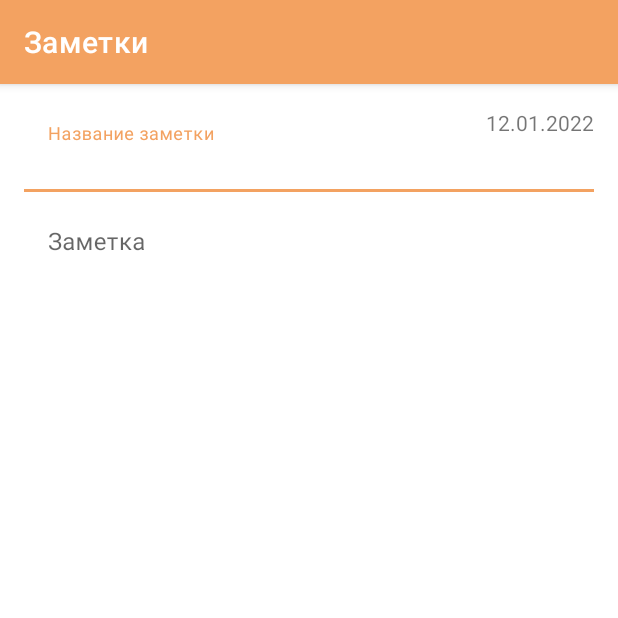
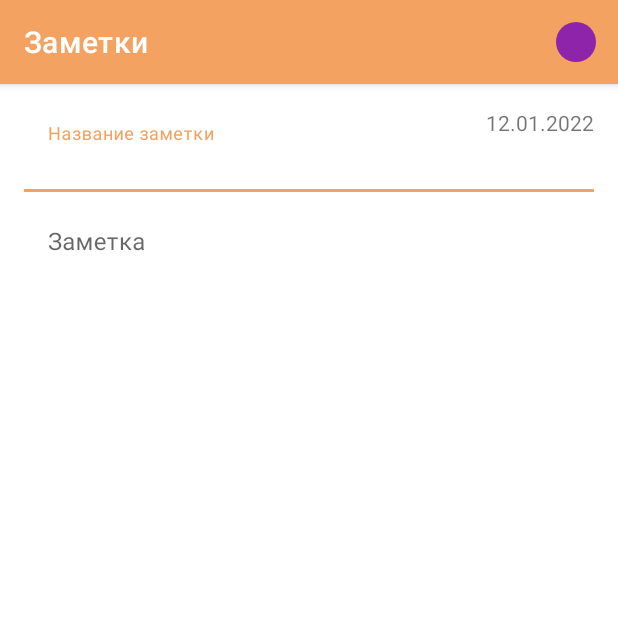
Before and after one commit to dach83/gb03-android-on-java-notes, an Android app: the screen it shows after launch (EditorActivity), after a tap on an icon or button, on a phone screen of 412 x 824 dp, the top half of it. Run offline under Robolectric (Android 15) with nearby library versions, the phone set to English and light mode, and no system bars.

Commit message:
добавил в редактор меню выбора цвета

```diff
--- a/app/src/main/java/com/example/gb03_android_on_java_notes/data/MemoryNoteRepository.java
+++ b/app/src/main/java/com/example/gb03_android_on_java_notes/data/MemoryNoteRepository.java
@@ -25,7 +25,7 @@ public class MemoryNoteRepository implements NoteRepository {
 
     @Override
     public boolean updateNote(Note note) {
-        return true;
+        return true; // ничего не делаем, т.к. все заметки хранятся в памяти и обновляются во время редактириования
     }
 
     @Override
--- a/app/src/main/java/com/example/gb03_android_on_java_notes/ui/EditorActivity.java
+++ b/app/src/main/java/com/example/gb03_android_on_java_notes/ui/EditorActivity.java
@@ -1,13 +1,18 @@
 package com.example.gb03_android_on_java_notes.ui;
 
+import androidx.annotation.NonNull;
 import androidx.appcompat.app.AppCompatActivity;
 
 import android.content.Intent;
 import android.os.Bundle;
+import android.view.Menu;
+import android.view.MenuItem;
 import android.widget.TextView;
+import android.widget.Toast;
 
 import com.example.gb03_android_on_java_notes.App;
 import com.example.gb03_android_on_java_notes.R;
+import com.example.gb03_android_on_java_notes.domain.Color;
 import com.example.gb03_android_on_java_notes.domain.Note;
 import com.example.gb03_android_on_java_notes.domain.NoteRepository;
 import com.google.android.material.textfield.TextInputEditText;
@@ -17,9 +22,9 @@ public class EditorActivity extends AppCompatActivity {
     public static final String NOTE_ID_EXTRA_KEY = "note_id_extra_key";
 
     private Note note;
-    private NoteRepository noteRepository;
+    private NoteRepository repository;
 
-    private TextView dateTextView;
+    private MenuItem selectColorMenuItem;
     private TextInputEditText headerEditText;
     private TextInputEditText contentEditText;
 
@@ -28,15 +33,80 @@ public class EditorActivity extends AppCompatActivity {
         super.onCreate(savedInstanceState);
         setContentView(R.layout.activity_editor);
 
-        noteRepository = App.get(this).getNoteRepository();
+        repository = App.get(this).getNoteRepository();
 
         Intent intent = getIntent();
         if (intent != null && intent.hasExtra(NOTE_ID_EXTRA_KEY)) {
             int noteId = intent.getIntExtra(NOTE_ID_EXTRA_KEY, -1);
-            note = noteRepository.findNote(noteId);
+            note = repository.findNote(noteId);
         }
 
         initView();
+    }
+
+    @Override
+    public boolean onCreateOptionsMenu(Menu menu) {
+        getMenuInflater().inflate(R.menu.editor_menu, menu);
+        fillMenuItemIconTintColor(menu.findItem(R.id.fire_brick_menu_item), Color.FIRE_BRICK);
+        fillMenuItemIconTintColor(menu.findItem(R.id.orange_red_menu_item), Color.ORANGE_RED);
+        fillMenuItemIconTintColor(menu.findItem(R.id.gold_menu_item), Color.GOLD);
+        fillMenuItemIconTintColor(menu.findItem(R.id.sea_green_menu_item), Color.SEA_GREEN);
+        fillMenuItemIconTintColor(menu.findItem(R.id.slate_blue_menu_item), Color.SLATE_BLUE);
+        fillMenuItemIconTintColor(menu.findItem(R.id.steel_blue_menu_item), Color.STEEL_BLUE);
+        fillMenuItemIconTintColor(menu.findItem(R.id.cornflower_blue_menu_item), Color.CORNFLOWER_BLUE);
+        fillMenuItemIconTintColor(menu.findItem(R.id.medium_aquamarine_menu_item), Color.MEDIUM_AQUAMARINE);
+        fillMenuItemIconTintColor(menu.findItem(R.id.dark_magenta_menu_item), Color.DARK_MAGENTA);
+        fillMenuItemIconTintColor(menu.findItem(R.id.indian_red_menu_item), Color.INDIAN_RED);
+        fillMenuItemIconTintColor(menu.findItem(R.id.dim_gray_menu_item), Color.DIM_GRAY);
+        selectColorMenuItem = menu.findItem(R.id.select_color_menu_item);
+        fillMenuItemIconTintColor(selectColorMenuItem, note.getColor());
+        return super.onCreateOptionsMenu(menu);
+    }
+
+    @Override
+    public boolean onOptionsItemSelected(@NonNull MenuItem item) {
+        switch (item.getItemId()) {
+            case R.id.fire_brick_menu_item:
+                updateColor(Color.FIRE_BRICK);
+                break;
+            case R.id.orange_red_menu_item:
+                updateColor(Color.ORANGE_RED);
+                break;
+            case R.id.gold_menu_item:
+                updateColor(Color.GOLD);
+                break;
+            case R.id.sea_green_menu_item:
+                updateColor(Color.SEA_GREEN);
+                break;
+            case R.id.slate_blue_menu_item:
+                updateColor(Color.SLATE_BLUE);
+                break;
+            case R.id.steel_blue_menu_item:
+                updateColor(Color.STEEL_BLUE);
+                break;
+            case R.id.cornflower_blue_menu_item:
+                updateColor(Color.CORNFLOWER_BLUE);
+                break;
+            case R.id.medium_aquamarine_menu_item:
+                updateColor(Color.MEDIUM_AQUAMARINE);
+                break;
+            case R.id.dark_magenta_menu_item:
+                updateColor(Color.DARK_MAGENTA);
+                break;
+            case R.id.indian_red_menu_item:
+                updateColor(Color.INDIAN_RED);
+                break;
+            case R.id.dim_gray_menu_item:
+                updateColor(Color.DIM_GRAY);
+                break;
+        }
+        return super.onOptionsItemSelected(item);
+    }
+
+
+    private void fillMenuItemIconTintColor(MenuItem menuItem, Color color) {
+        int rgb = getResources().getColor(color.getId(), null);
+        menuItem.getIcon().setTint(rgb);
     }
 
     @Override
@@ -46,7 +116,7 @@ public class EditorActivity extends AppCompatActivity {
     }
 
     private void initView() {
-        dateTextView = findViewById(R.id.date_text_view);
+        TextView dateTextView = findViewById(R.id.date_text_view);
         headerEditText = findViewById(R.id.header_edit_text);
         contentEditText = findViewById(R.id.content_edit_text);
 
@@ -57,9 +127,14 @@ public class EditorActivity extends AppCompatActivity {
         }
     }
 
+    private void updateColor(Color color) {
+        fillMenuItemIconTintColor(selectColorMenuItem, color);
+        note.setColor(color);
+    }
+
     private void updateNote() {
         note.setHeader(headerEditText.getText().toString());
         note.setContent(contentEditText.getText().toString());
-        noteRepository.updateNote(note);
+        repository.updateNote(note);
     }
 }
--- a/app/src/main/java/com/example/gb03_android_on_java_notes/ui/NoteViewHolder.java
+++ b/app/src/main/java/com/example/gb03_android_on_java_notes/ui/NoteViewHolder.java
@@ -29,7 +29,7 @@ public class NoteViewHolder extends RecyclerView.ViewHolder {
     }
 
     public void bind(Note note, int position) {
-        fillCircleBackgroundColor(note.getColor());
+        fillCircleBackgroundTintColor(note.getColor());
         headerTextView.setText(note.getHeader());
         contentTextView.setText(note.getContent());
         dateTextView.setText(NoteUtils.dateToString(note.getDate()));
@@ -40,7 +40,7 @@ public class NoteViewHolder extends RecyclerView.ViewHolder {
         }
     }
 
-    private void fillCircleBackgroundColor(Color color) {
+    private void fillCircleBackgroundTintColor(Color color) {
         int rgb = itemView.getResources().getColor(color.getId(), null);
         circleView.getBackground().setTint(rgb);
     }
--- a/app/src/main/java/com/example/gb03_android_on_java_notes/ui/RecyclerActivity.java
+++ b/app/src/main/java/com/example/gb03_android_on_java_notes/ui/RecyclerActivity.java
@@ -18,7 +18,7 @@ public class RecyclerActivity extends AppCompatActivity implements NoteViewHolde
 
     private static final int EDITOR_REQUEST_CODE = 42;
 
-    private NoteRepository noteRepository;
+    private NoteRepository repository;
     private NoteAdapter adapter;
 
 
@@ -27,24 +27,24 @@ public class RecyclerActivity extends AppCompatActivity implements NoteViewHolde
         super.onCreate(savedInstanceState);
         setContentView(R.layout.activity_recycler);
 
-        noteRepository = App.get(this).getNoteRepository();
+        repository = App.get(this).getNoteRepository();
         initView();
     }
 
     private void initView() {
-        initRecyclerView();
+        initRecycler();
         findViewById(R.id.add_note_button).setOnClickListener(this::onClickAddNoteButton);
     }
 
-    private void initRecyclerView() {
+    private void initRecycler() {
         RecyclerView noteRecyclerView = findViewById(R.id.note_recycler_view);
         noteRecyclerView.setLayoutManager(new LinearLayoutManager(this));
-        adapter = new NoteAdapter(noteRepository.getNotes(), this);
+        adapter = new NoteAdapter(repository.getNotes(), this);
         noteRecyclerView.setAdapter(adapter);
     }
 
     private void onClickAddNoteButton(View view) {
-        Note note = noteRepository.createNote();
+        Note note = repository.createNote();
         showNoteEditor(note);
     }
 
@@ -55,7 +55,7 @@ public class RecyclerActivity extends AppCompatActivity implements NoteViewHolde
 
     @Override
     public boolean onLongClickItem(Note note, int position) {
-        if (noteRepository.removeNote(note.getId())) {
+        if (repository.removeNote(note.getId())) {
             adapter.notifyItemRemoved(position);
             adapter.notifyItemRangeChanged(position, adapter.getItemCount() - position);
             return true;
--- /dev/null
+++ b/app/src/main/res/drawable/ic_circle.xml
@@ -0,0 +1,10 @@
+<vector xmlns:android="http://schemas.android.com/apk/res/android"
+    android:width="60dp"
+    android:height="60dp"
+    android:tint="?attr/colorControlNormal"
+    android:viewportWidth="24"
+    android:viewportHeight="24">
+    <path
+        android:fillColor="@android:color/white"
+        android:pathData="M12,12m-10,0a10,10 0,1 1,20 0a10,10 0,1 1,-20 0" />
+</vector>
--- a/app/src/main/res/layout/activity_recycler.xml
+++ b/app/src/main/res/layout/activity_recycler.xml
@@ -17,8 +17,9 @@
         android:layout_gravity="bottom|end"
         android:layout_marginEnd="@dimen/add_button_margin"
         android:layout_marginBottom="@dimen/add_button_margin"
-        android:background="@drawable/bg_circle"
+        android:background="@drawable/ic_circle"
+        android:backgroundTint="?attr/colorPrimary"
         android:elevation="@dimen/add_button_elevation"
-        android:src="@drawable/ic_action_add" />
+        android:src="@drawable/ic_add" />
 
 </FrameLayout>
--- a/app/src/main/res/layout/item_note.xml
+++ b/app/src/main/res/layout/item_note.xml
@@ -17,7 +17,7 @@
             android:id="@+id/circle_view"
             android:layout_width="@dimen/circle_diameter"
             android:layout_height="@dimen/circle_diameter"
-            android:background="@drawable/bg_circle"
+            android:background="@drawable/ic_circle"
             android:backgroundTint="@color/gold"
             app:layout_constraintBottom_toBottomOf="parent"
             app:layout_constraintLeft_toLeftOf="parent"
--- /dev/null
+++ b/app/src/main/res/menu/editor_menu.xml
@@ -0,0 +1,57 @@
+<?xml version="1.0" encoding="utf-8"?>
+<menu xmlns:android="http://schemas.android.com/apk/res/android"
+    xmlns:app="http://schemas.android.com/apk/res-auto">
+
+    <item
+        android:id="@+id/select_color_menu_item"
+        android:icon="@drawable/ic_circle"
+        android:title="@string/select_color"
+        app:showAsAction="always">
+        <menu>
+            <item
+                android:id="@+id/fire_brick_menu_item"
+                android:icon="@drawable/ic_circle"
+                android:title="@string/fire_brick" />
+            <item
+                android:id="@+id/orange_red_menu_item"
+                android:icon="@drawable/ic_circle"
+                android:title="@string/orange_red" />
+            <item
+                android:id="@+id/gold_menu_item"
+                android:icon="@drawable/ic_circle"
+                android:title="@string/gold" />
+            <item
+                android:id="@+id/sea_green_menu_item"
+                android:icon="@drawable/ic_circle"
+                android:title="@string/sea_green" />
+            <item
+                android:id="@+id/slate_blue_menu_item"
+                android:icon="@drawable/ic_circle"
+                android:title="@string/slate_blue" />
+            <item
+                android:id="@+id/steel_blue_menu_item"
+                android:icon="@drawable/ic_circle"
+                android:title="@string/steel_blue" />
+            <item
+                android:id="@+id/cornflower_blue_menu_item"
+                android:icon="@drawable/ic_circle"
+                android:title="@string/cornflower_blue" />
+            <item
+                android:id="@+id/medium_aquamarine_menu_item"
+                android:icon="@drawable/ic_circle"
+                android:title="@string/medium_aquamarine" />
+            <item
+                android:id="@+id/dark_magenta_menu_item"
+                android:icon="@drawable/ic_circle"
+                android:title="@string/dark_magenta" />
+            <item
+                android:id="@+id/indian_red_menu_item"
+                android:icon="@drawable/ic_circle"
+                android:title="@string/indian_red" />
+            <item
+                android:id="@+id/dim_gray_menu_item"
+                android:icon="@drawable/ic_circle"
+                android:title="@string/dim_gray" />
+        </menu>
+    </item>
+</menu>
--- a/app/src/main/res/values/strings.xml
+++ b/app/src/main/res/values/strings.xml
@@ -2,4 +2,16 @@
     <string name="app_name">Заметки</string>
     <string name="header_hint">Название заметки</string>
     <string name="content_hint">Заметка</string>
+    <string name="select_color">Выберите цвет</string>
+    <string name="fire_brick">Красный</string>
+    <string name="orange_red">Гранатовый</string>
+    <string name="gold">Золотой</string>
+    <string name="sea_green">Зеленый</string>
+    <string name="slate_blue">Серо-голубой</string>
+    <string name="cornflower_blue">Васильковый</string>
+    <string name="medium_aquamarine">Аквамарин</string>
+    <string name="dark_magenta">Фиолетовый</string>
+    <string name="indian_red">Розовый</string>
+    <string name="dim_gray">Серый</string>
+    <string name="steel_blue">Синий</string>
 </resources>
--- a/app/src/main/res/values/themes.xml
+++ b/app/src/main/res/values/themes.xml
@@ -10,7 +10,7 @@
         <item name="colorSecondaryVariant">@color/teal_700</item>
         <item name="colorOnSecondary">@color/black</item>
         <!-- Status bar color. -->
-        <item name="android:statusBarColor" tools:targetApi="l">?attr/colorPrimaryVariant</item>
+        <item name="android:statusBarColor" tools:targetApi="l">?attr/colorPrimary</item>
         <!-- Customize your theme here. -->
     </style>
 </resources>
```
Also changed, not shown: app/src/main/res/drawable-anydpi/ic_action_add.xml (deleted, +0 -16 lines), app/src/main/res/drawable/ic_add.xml (added, +10 -0 lines), app/src/main/res/drawable-hdpi/ic_action_add.png (deleted), app/src/main/res/drawable-mdpi/ic_action_add.png (deleted), app/src/main/res/drawable-xhdpi/ic_action_add.png (deleted), app/src/main/res/drawable-xxhdpi/ic_action_add.png (deleted).
